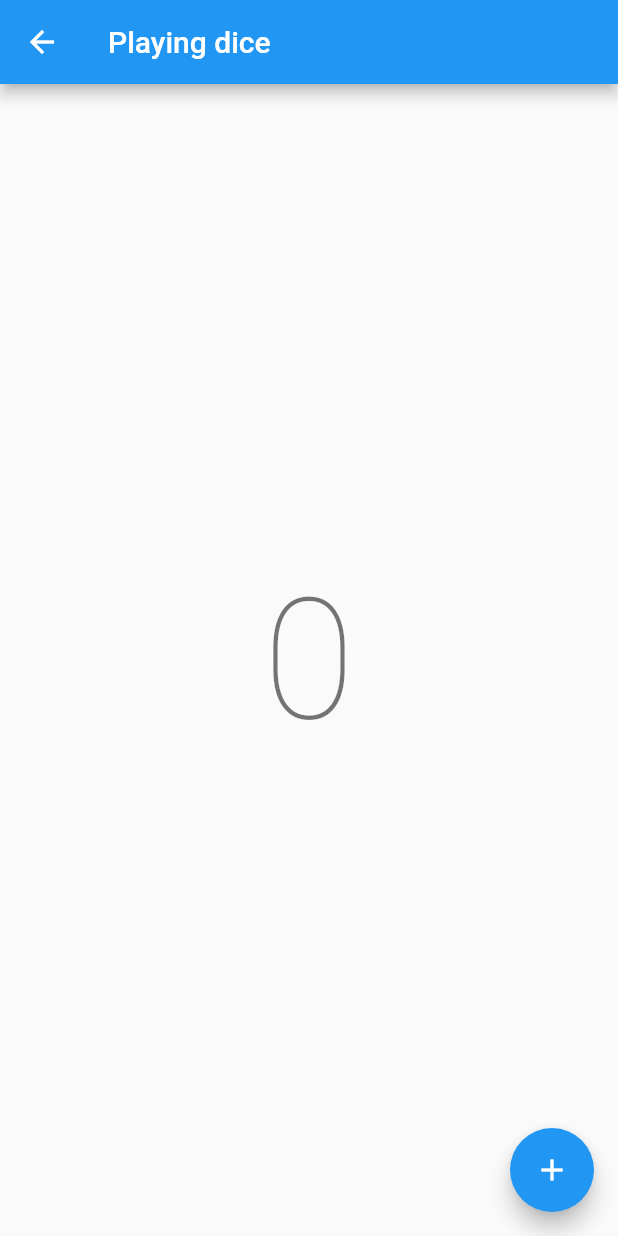
After one commit to loloof64/GenericDice, a Flutter app: the screen it shows after launch, after a tap on "Access dice page", on a phone screen of 412 x 824 dp. The commit adds this screen. Run offline on Flutter 3.47's test engine with Material 2 defaults, Android fonts, the phone set to English and light mode, and no system bars; missing offline and left inert: soundpool; statements that could not run were skipped.

Commit message:
Created a dice play page.

```diff
--- a/lib/dice.dart
+++ b/lib/dice.dart
@@ -25,7 +25,9 @@ class _DiceState extends State<Dice> {
   Random _rng = new Random();
 
   void _initSound() {
-    DefaultAssetBundle.of(context).load("assets/sounds/dice.wav").then((ByteData soundData) {
+    DefaultAssetBundle.of(context)
+        .load("assets/sounds/dice.wav")
+        .then((ByteData soundData) {
       return sndPool.load(soundData);
     }).then((soundId) {
       _soundId = soundId;
--- /dev/null
+++ b/lib/dice_play.dart
@@ -0,0 +1,32 @@
+import 'package:flutter/material.dart';
+import 'package:generic_dice/dice.dart';
+
+class DicePlayPage extends StatefulWidget {
+  DicePlayPage({Key key}) : super(key: key);
+
+  @override
+  _DicePlayPageState createState() => _DicePlayPageState();
+}
+
+class _DicePlayPageState extends State<DicePlayPage> {
+  Dice _dice = Dice();
+
+  @override
+  Widget build(BuildContext context) {
+    return Scaffold(
+      appBar: AppBar(
+        title: Text("Playing dice"),
+      ),
+      body: Center(
+        child: _dice,
+      ),
+      floatingActionButton: FloatingActionButton(
+        onPressed: () {
+          _dice.launch();
+        },
+        tooltip: 'Launch dice',
+        child: Icon(Icons.add),
+      ),
+    );
+  }
+}
--- a/lib/main.dart
+++ b/lib/main.dart
@@ -1,6 +1,6 @@
 import 'package:flutter/material.dart';
 import 'package:generic_dice/dice.dart';
-
+import 'package:generic_dice/dice_play.dart';
 
 void main() => runApp(MyApp());
 
@@ -27,9 +27,6 @@ class MyHomePage extends StatefulWidget {
 }
 
 class _MyHomePageState extends State<MyHomePage> {
-
-  Dice _dice = Dice();
-
   @override
   Widget build(BuildContext context) {
     return Scaffold(
@@ -37,12 +34,13 @@ class _MyHomePageState extends State<MyHomePage> {
         title: Text(widget.title),
       ),
       body: Center(
-        child: _dice,
-      ),
-      floatingActionButton: FloatingActionButton(
-        onPressed: () { _dice.launch();},
-        tooltip: 'Launch dice',
-        child: Icon(Icons.add),
+        child: FlatButton(
+          child: Text("Access dice page"),
+          onPressed: () {
+            Navigator.push(context,
+                MaterialPageRoute(builder: (context) => DicePlayPage()));
+          },
+        ),
       ),
     );
   }
```
Lines whose indentation alone changed are shown as unchanged.
